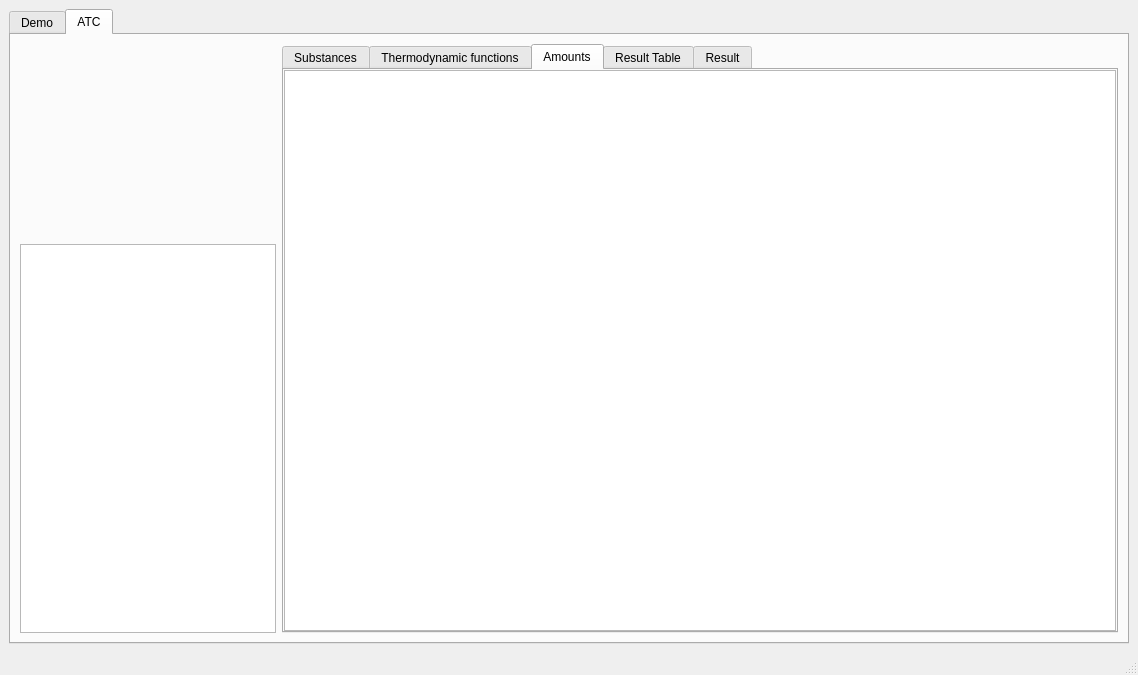
First picture: the form in src/mainwindow.ui, repository alexonemore/atc, before the edit.
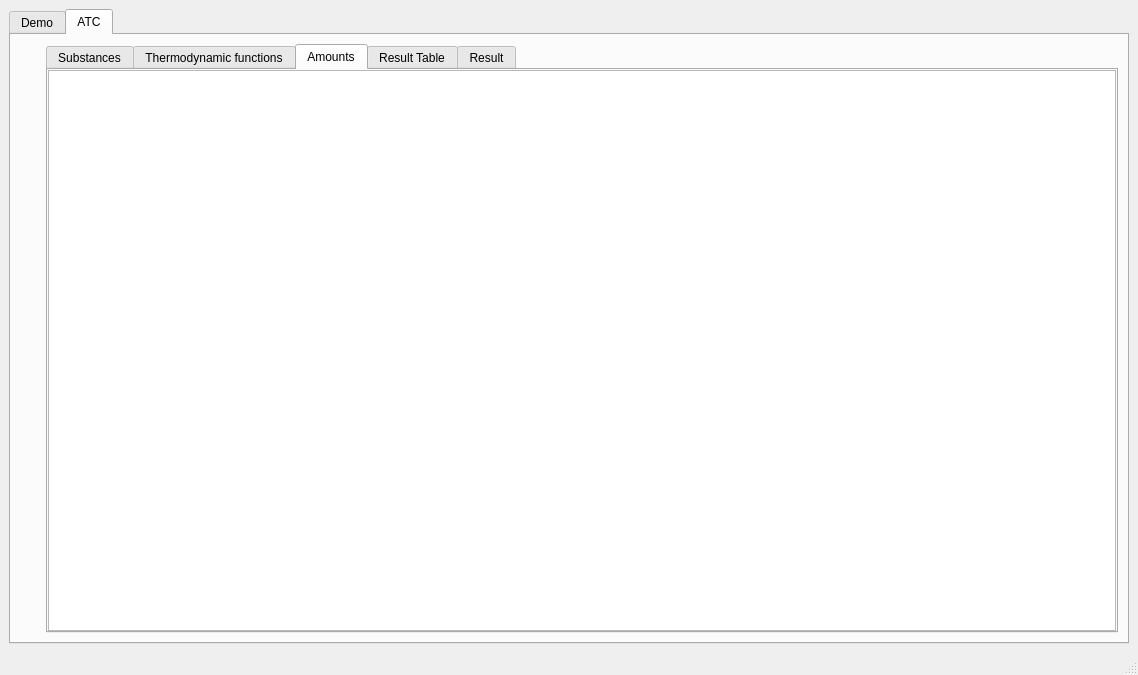
Second picture: the form after the edit. Custom widgets are drawn as their Qt base class.

```diff
--- a/src/mainwindow.ui
+++ b/src/mainwindow.ui
@@ -289,14 +289,20 @@
            </widget>
           </item>
           <item>
-           <widget class="QTextEdit" name="textEdit_3">
-            <property name="sizePolicy">
-             <sizepolicy hsizetype="Minimum" vsizetype="Expanding">
-              <horstretch>0</horstretch>
-              <verstretch>2</verstretch>
-             </sizepolicy>
+           <spacer name="verticalSpacer_2">
+            <property name="orientation">
+             <enum>Qt::Vertical</enum>
             </property>
-           </widget>
+            <property name="sizeType">
+             <enum>QSizePolicy::Expanding</enum>
+            </property>
+            <property name="sizeHint" stdset="0">
+             <size>
+              <width>20</width>
+              <height>40</height>
+             </size>
+            </property>
+           </spacer>
           </item>
          </layout>
         </item>
```
